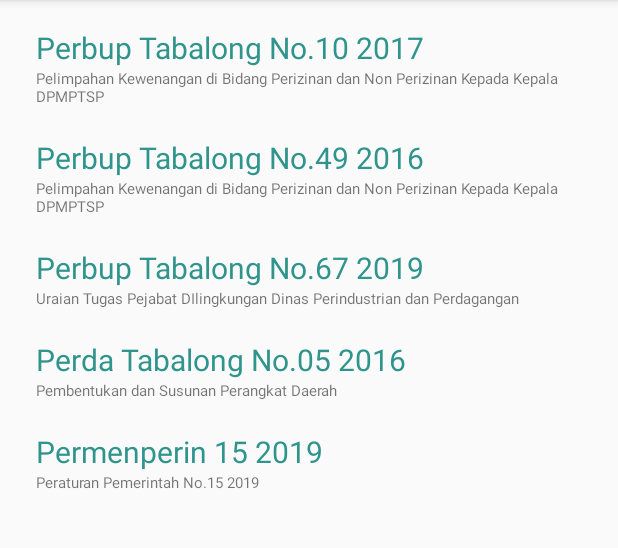
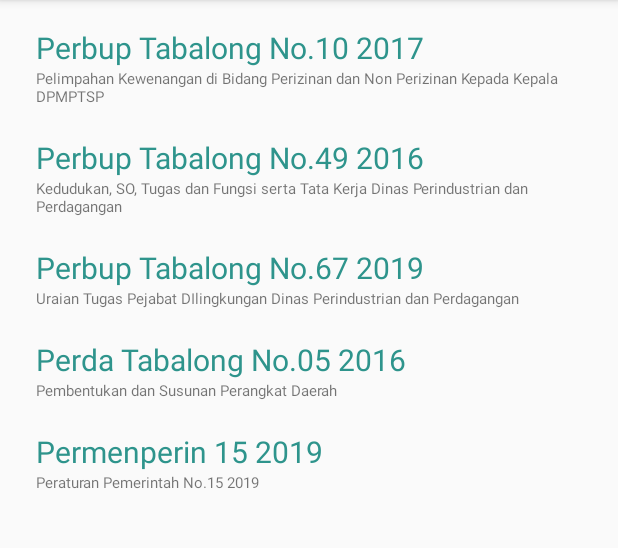
Before and after one commit to klepon46/esitii, an Android app: the RegulasiListActivity screen opened directly, with no data from a screen before it, on a phone screen of 412 x 824 dp, the part 84-632 px from its top. Run offline under Robolectric (Android 15) with nearby library versions, the phone set to English and light mode, and no system bars.

Commit message:
update text desc regulasi list

```diff
--- a/app/src/main/java/com/ggstudio/esitii/activities/RegulasiListActivity.java
+++ b/app/src/main/java/com/ggstudio/esitii/activities/RegulasiListActivity.java
@@ -46,8 +46,8 @@ public class RegulasiListActivity extends AppCompatActivity {
         regulasis.add(regulasi);
 
         regulasi = new Regulasi("Perbup Tabalong No.49 2016",
-                "Pelimpahan Kewenangan di Bidang Perizinan dan " +
-                        "Non Perizinan Kepada Kepala DPMPTSP",
+                "Kedudukan, SO, Tugas dan Fungsi serta Tata Kerja Dinas Perindustrian " +
+                        "dan Perdagangan",
                 "PERBUP-Tabalong-No-49-Tahun-2016.pdf");
         regulasis.add(regulasi);
 
```
